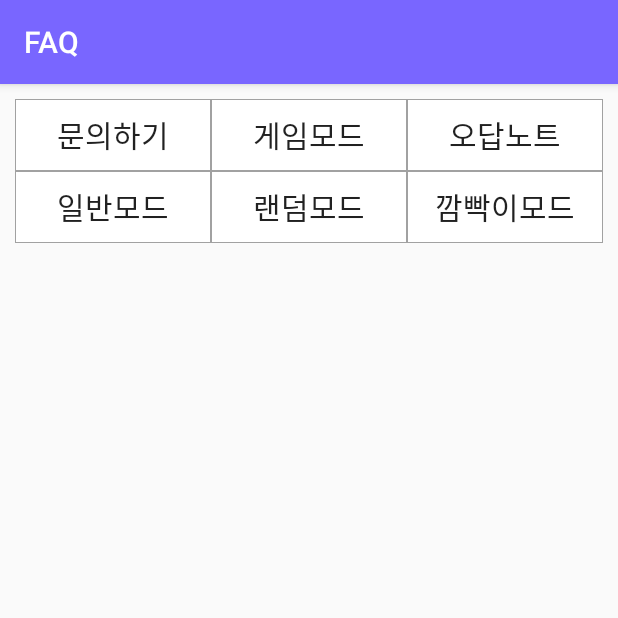
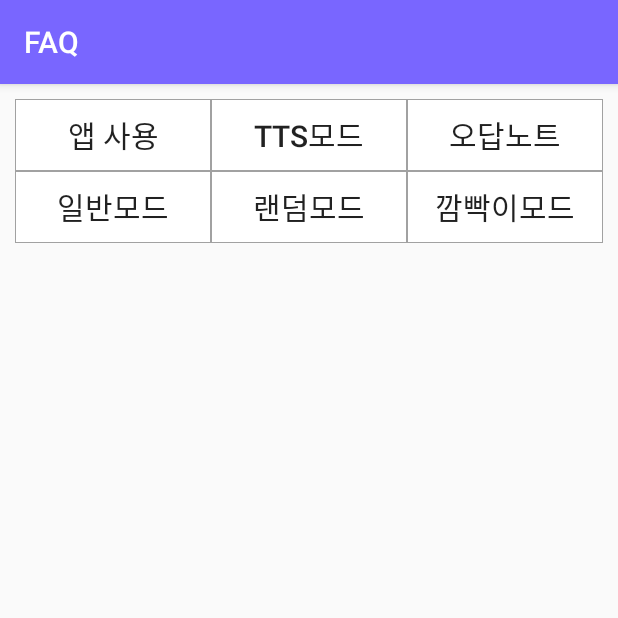
Before and after one commit to yunjaena/A-plus-maker, an Android app: the FaqActivity screen opened directly, with no data from a screen before it, on a phone screen of 412 x 824 dp, the top half of it. Run offline under Robolectric (Android 15) with nearby library versions, the phone set to English and light mode, and no system bars.

Commit message:
add qna contents

```diff
--- a/aplusmaker/app/src/main/java/com/koreatech/a_plus_maker/FaqActivity.java
+++ b/aplusmaker/app/src/main/java/com/koreatech/a_plus_maker/FaqActivity.java
@@ -16,8 +16,8 @@ public class FaqActivity extends ActivityBase {
     private LinearLayoutManager mLayoutManager;
     private FAQRecyclerViewAdapter mAdapter;
     private Button ClickButton;
-    private ArrayList<FandQItem> inquireFaq;
-    private ArrayList<FandQItem> gameModeFaq;
+    private ArrayList<FandQItem> appUsageFaq;
+    private ArrayList<FandQItem> ttsModeFaq;
     private ArrayList<FandQItem> wrongAnswerNoteFaq;
     private ArrayList<FandQItem> generalModeFaq;
     private ArrayList<FandQItem> randomModeFaq;
@@ -32,21 +32,21 @@ public class FaqActivity extends ActivityBase {
         mLayoutManager = new LinearLayoutManager(this);
         mLayoutManager.setOrientation(LinearLayoutManager.VERTICAL);
         // ArrayList 에 FandQItem 객체(데이터) 넣기
-        inquireFaq = new ArrayList();
-        gameModeFaq = new ArrayList();
+        appUsageFaq = new ArrayList();
+        ttsModeFaq = new ArrayList();
         wrongAnswerNoteFaq = new ArrayList();
         generalModeFaq = new ArrayList();
         randomModeFaq = new ArrayList();
         gamBBackFaq = new ArrayList();
 
-        inquireFaq.add(new FandQItem("Q. 문의하지마", "문의하지마 답변"));
-        inquireFaq.add(new FandQItem("Q. 문의그만", "문의그만 답변"));
-        gameModeFaq.add(new FandQItem("Q. 게임모드도그만", "게임모드도그만 답변"));
-        gameModeFaq.add(new FandQItem("Q. 게임모드ㄴㄴ", "게임모드ㄴㄴ 답변"));
+        appUsageFaq.add(new FandQItem("Q. 어떤 방식으로 학습이 진행되나요?", "A. 원하는 학습내용을 텍스트파일에 작성하여 휴대폰 기기에 저장합니다. 그리고 해당 파일을 앱으로 Load한 뒤 모드를 선택하면 학습이 진행됩니다. 각 모드별로 파일 텍스트를 작성하는 규칙들이 있고 이에 대한 내용은 각 모드 별 FAQ에 설명되어있습니다."));
+        appUsageFaq.add(new FandQItem("Q. 텍스트 파일을 저장할 때 주의할 점이 있나요?", "A. 항상 파일 확장자는 \".txt\"이여야만 하고 다른 파일 형식은 불러올 수 없습니다.  또 모드 각각의 규칙에 맞게 텍스트 파일을 작성해야 원하는 학습이 가능합니다."));
+        ttsModeFaq.add(new FandQItem("Q. tts모드는 어떤 모드이죠?", "A. 음성을 활용한 학습모드입니다. 텍스트를 작성하면 그 파일을 기계가 읽어줍니다. "));
+        ttsModeFaq.add(new FandQItem("Q. 텍스트 파일을 작성하는 규칙이 있나요?", "A. 저장한 텍스트 파일 내용을 모두 읽어주기 때문에 따로 작성방법은 없습니다."));
         wrongAnswerNoteFaq.add(new FandQItem("Q. 오답노트쓰지마", "오답노트쓰지마 답변"));
         wrongAnswerNoteFaq.add(new FandQItem("Q. 오답노트 nono", "오답노트 nono 답변"));
-        generalModeFaq.add(new FandQItem("Q. 일반모드왜못해", "일반모드왜못해 답변"));
-        generalModeFaq.add(new FandQItem("Q. 일반모드면걍해", "일반모드면 걍해 답변"));
+        generalModeFaq.add(new FandQItem("Q. 1단계, 2단계, 3단계가 각각 어떻게 다르죠?", "A. 1단계는 초기에 학습을 위해 '{'와 '[' 괄호만을 없앤 단계입니다. 2단계는 '{'는 모두 없애고 '[' 괄호안에 텍스트만을 빈칸처리 한 단계입니다. 마지막으로 3단계는 '{' 안에 내용을 제외하고 모두 빈칸 처리하는 단계입니다."));
+        generalModeFaq.add(new FandQItem("Q. 텍스트 파일을 작성하는 규칙이 있나요?", "A. 핵심단어나 외워야 할 필요가 있다고 생각하는 단어 양옆으로 '[' ']'를 적어주면 2단계에서 안쪽을 빈칸처리해줍니다. 또 단어가 아닌 문장 전체를 빈칸 처리 하고 싶으면 '{' 괄호를 이용하면됩니다. '{'괄호 안쪽을 제외한 나머지부분을 빈칸 처리 해줍니다. "));
         randomModeFaq.add(new FandQItem("Q. 랜덤모드니까막해", "랜덤모드니까막해 답변"));
         randomModeFaq.add(new FandQItem("Q. 랜덤모드가어렵나", "랜덤모드가어렵나 답변"));
         gamBBackFaq.add(new FandQItem("Q. 깜빡이는어려울만해", "깜빡이는어려울만해 답변"));
@@ -81,12 +81,12 @@ public class FaqActivity extends ActivityBase {
         switch (view.getId()) {
             case R.id.btn_ask:
                 ClickButton.setBackground(getResources().getDrawable(R.drawable.faq_button_checked));
-                mAdapter = new FAQRecyclerViewAdapter(inquireFaq);
+                mAdapter = new FAQRecyclerViewAdapter(appUsageFaq);
                 mRecyclerView.setAdapter(mAdapter);
                 break;
             case R.id.btn_game_mode:
                 ClickButton.setBackground(getResources().getDrawable(R.drawable.faq_button_checked));
-                mAdapter = new FAQRecyclerViewAdapter(gameModeFaq);
+                mAdapter = new FAQRecyclerViewAdapter(ttsModeFaq);
                 mRecyclerView.setAdapter(mAdapter);
                 break;
             case R.id.btn_feedback:
--- a/aplusmaker/app/src/main/res/layout/activity_faq.xml
+++ b/aplusmaker/app/src/main/res/layout/activity_faq.xml
@@ -30,7 +30,7 @@
                 android:width="130dp"
                 android:background="@drawable/faq_button_unchecked"
                 android:onClick="onClick"
-                android:text="문의하기"
+                android:text="앱 사용"
                 android:textSize="20dp" />
 
             <Button
@@ -41,7 +41,7 @@
                 android:width="130dp"
                 android:background="@drawable/faq_button_unchecked"
                 android:onClick="onClick"
-                android:text="게임모드"
+                android:text="TTS모드"
                 android:textSize="20dp" />
 
             <Button
```
